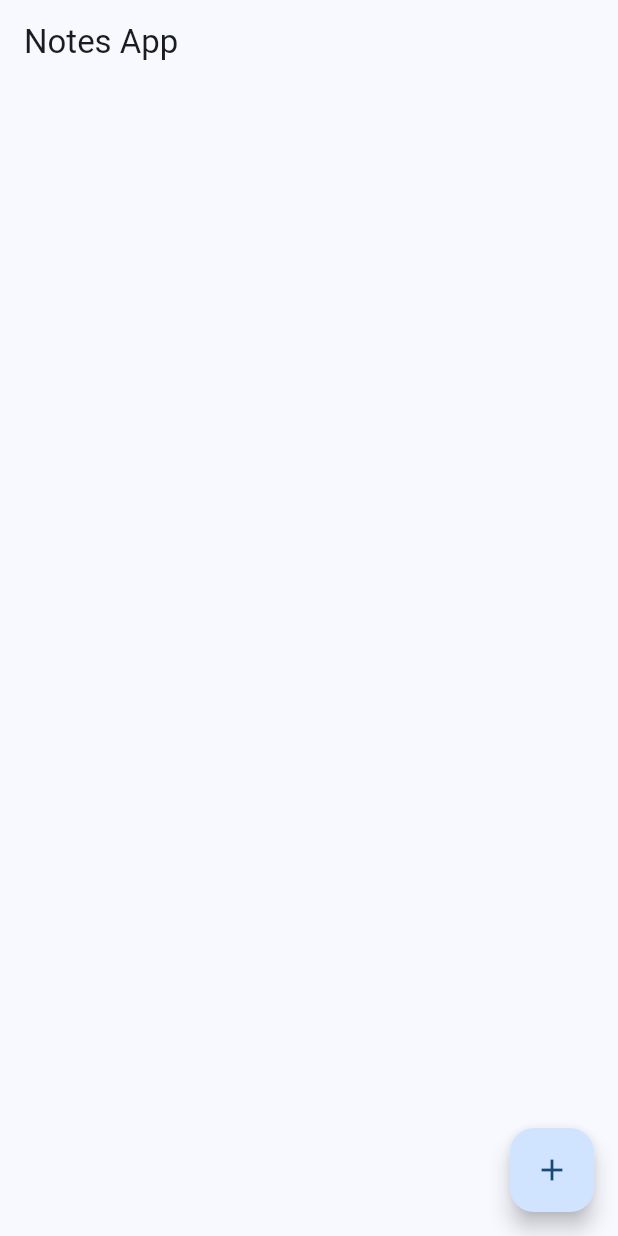
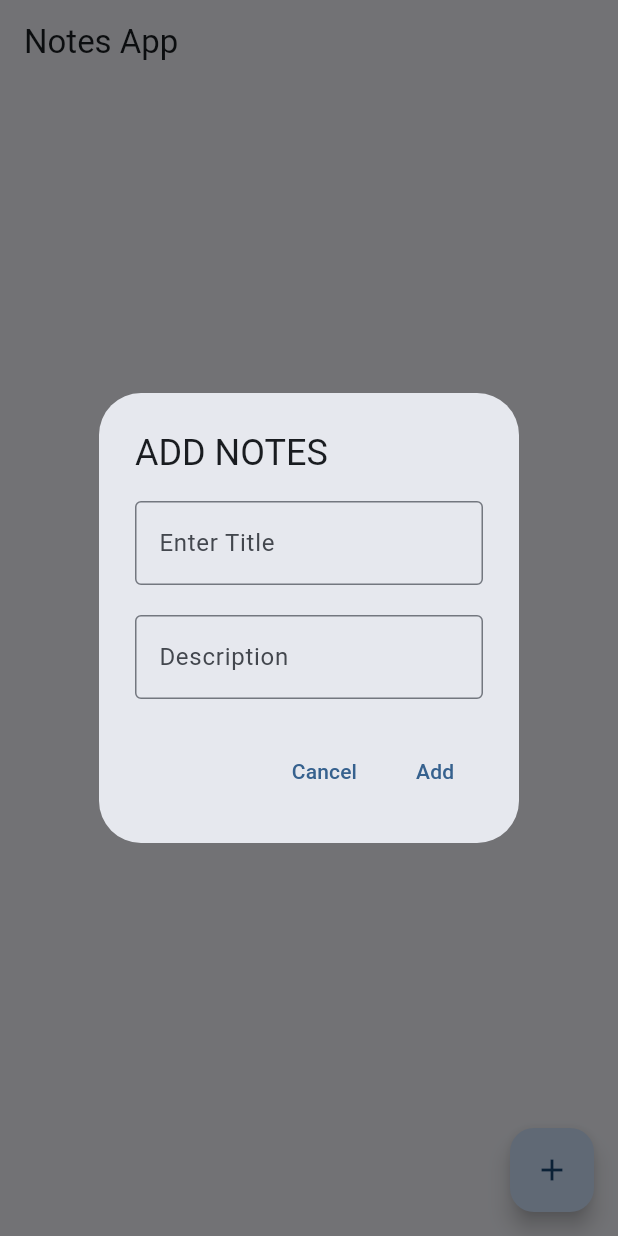
Before and after one commit to samikmaharjan55/Notes-App, a Flutter app: the screen it shows after launch, after a tap on the "add" icon, on a phone screen of 412 x 824 dp. Run offline on Flutter 3.47's test engine with Material 2 defaults, Android fonts, the phone set to English and light mode, and no system bars; our stand-ins replace hive; accounts and stored records are empty.

Commit message:
Insert Data

```diff
--- /dev/null
+++ b/lib/boxes/boxes.dart
@@ -0,0 +1,6 @@
+import 'package:hive/hive.dart';
+import 'package:notes_app/models/notes_model.dart';
+
+class Boxes {
+  static Box<NotesModel> getData() => Hive.box<NotesModel>('notes');
+}
--- a/lib/home_screen.dart
+++ b/lib/home_screen.dart
@@ -1,5 +1,7 @@
 import 'package:flutter/material.dart';
 import 'package:hive/hive.dart';
+import 'package:notes_app/boxes/boxes.dart';
+import 'package:notes_app/models/notes_model.dart';
 
 class HomeScreen extends StatefulWidget {
   const HomeScreen({super.key});
@@ -9,6 +11,8 @@ class HomeScreen extends StatefulWidget {
 }
 
 class _HomeScreenState extends State<HomeScreen> {
+  final titleController = TextEditingController();
+  final descriptionController = TextEditingController();
   @override
   Widget build(BuildContext context) {
     return Scaffold(
@@ -19,9 +23,65 @@ class _HomeScreenState extends State<HomeScreen> {
         children: [],
       ),
       floatingActionButton: FloatingActionButton(
-        onPressed: () async {},
+        onPressed: () async {
+          _showMyDialog();
+        },
         child: Icon(Icons.add),
       ),
     );
   }
+
+  Future<void> _showMyDialog() async {
+    return showDialog(
+        context: context,
+        builder: (context) {
+          return AlertDialog(
+            title: Text('ADD NOTES'),
+            content: SingleChildScrollView(
+              child: Column(
+                children: [
+                  TextFormField(
+                    controller: titleController,
+                    decoration: InputDecoration(
+                      hintText: 'Enter Title',
+                      border: OutlineInputBorder(),
+                    ),
+                  ),
+                  SizedBox(
+                    height: 20,
+                  ),
+                  TextFormField(
+                    controller: descriptionController,
+                    decoration: InputDecoration(
+                      hintText: 'Description',
+                      border: OutlineInputBorder(),
+                    ),
+                  ),
+                ],
+              ),
+            ),
+            actions: [
+              TextButton(
+                  onPressed: () {
+                    Navigator.pop(context);
+                  },
+                  child: Text('Cancel')),
+              TextButton(
+                  onPressed: () {
+                    final data = NotesModel(
+                        title: titleController.text,
+                        description: descriptionController.text);
+                    final box = Boxes.getData();
+                    box.add(data);
+                    data.save();
+                    titleController.clear();
+                    descriptionController.clear();
+                    print(box);
+                    Navigator.pop(context);
+                  },
+                  child: Text('Add')),
+            ],
+          );
+        });
+  }
 }
--- a/lib/main.dart
+++ b/lib/main.dart
@@ -1,12 +1,15 @@
 import 'package:flutter/material.dart';
 import 'package:hive/hive.dart';
 import 'package:notes_app/home_screen.dart';
+import 'package:notes_app/models/notes_model.dart';
 import 'package:path_provider/path_provider.dart';
 
 void main() async {
   WidgetsFlutterBinding.ensureInitialized();
   var directory = await getApplicationDocumentsDirectory();
   Hive.init(directory.path);
+  Hive.registerAdapter(NotesModelAdapter());
+  await Hive.openBox<NotesModel>('notes');
   runApp(const MyApp());
 }
 
--- /dev/null
+++ b/lib/models/notes_model.dart
@@ -0,0 +1,12 @@
+import 'package:hive/hive.dart';
+part 'notes_model.g.dart';
+
+@HiveType(typeId: 0)
+class NotesModel extends HiveObject {
+  @HiveField(0)
+  String title;
+
+  @HiveField(1)
+  String description;
+  NotesModel({required this.title, required this.description});
+}
--- a/pubspec.yaml
+++ b/pubspec.yaml
@@ -37,9 +37,12 @@ dependencies:
   cupertino_icons: ^1.0.2
   hive: ^2.2.3
   path_provider: ^2.1.0
-
+  hive_flutter: ^1.1.0
 
 dev_dependencies:
+  build_runner: ^2.4.6
+  # flutter packages pub run build_runner build
+  hive_generator: ^2.0.0
   flutter_test:
     sdk: flutter
 
```
Also changed, not shown: lib/models/notes_model.g.dart (added), pubspec.lock.
